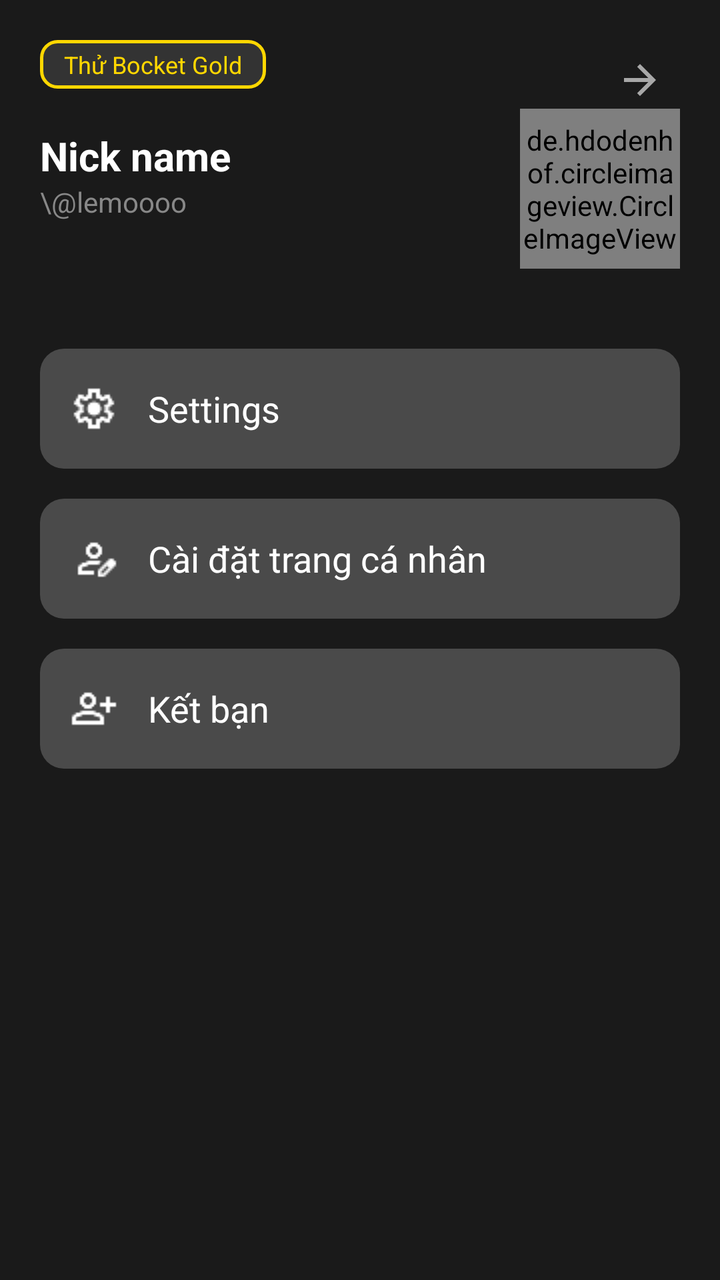
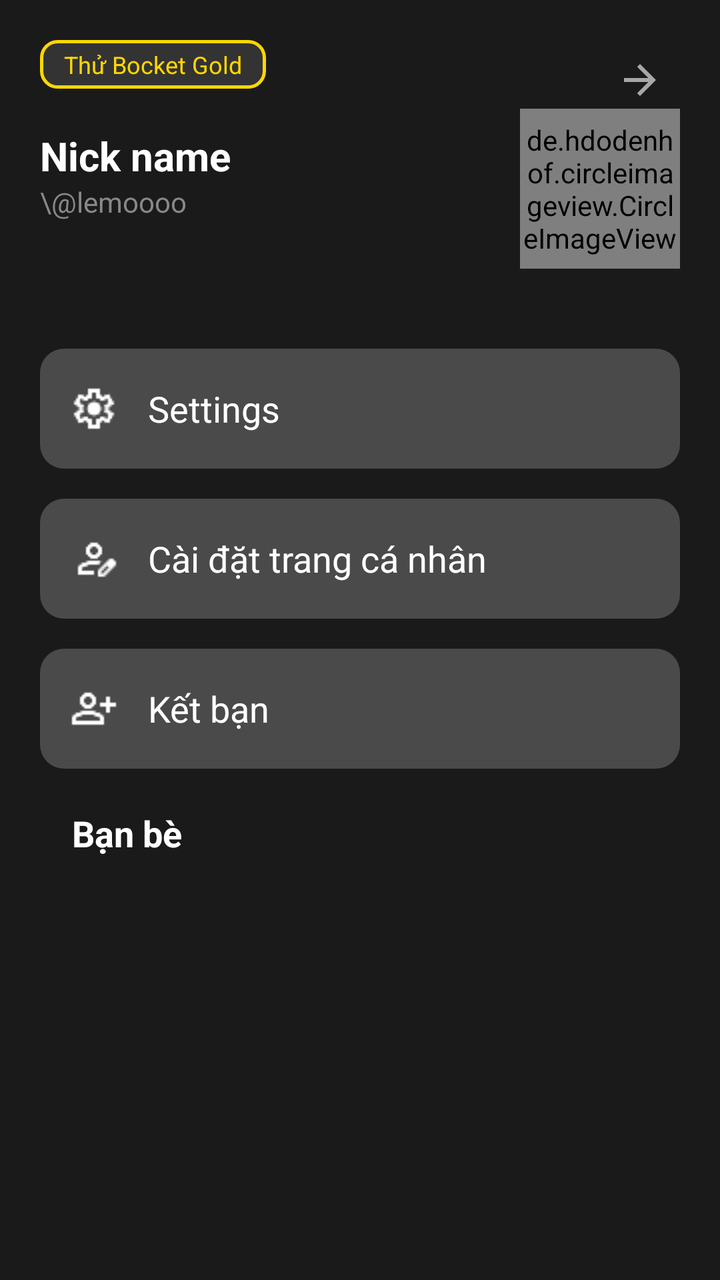

Two renders of the same Android screen: before a commit and after it. Below are the layout's source before the change and the commit's diff.
<!-- AndroidManifest.xml: application theme Theme.Bocket -->
<!-- res/layout/activity_profile.xml -->
<androidx.constraintlayout.widget.ConstraintLayout
    xmlns:android="http://schemas.android.com/apk/res/android"
    xmlns:app="http://schemas.android.com/apk/res-auto"
    xmlns:tools="http://schemas.android.com/tools"
    android:layout_width="match_parent"
    android:layout_height="match_parent"
    android:background="#1A1A1A"
    android:padding="20dp">

    <TextView
        android:id="@+id/tvGoldTag"
        android:layout_width="wrap_content"
        android:layout_height="wrap_content"
        android:background="@drawable/bg_gold_tag"
        android:paddingHorizontal="12dp"
        android:paddingVertical="4dp"
        android:text="Thử Bocket Gold"
        android:textColor="#FFD700"
        android:textSize="12sp"
        app:layout_constraintStart_toStartOf="parent"
        app:layout_constraintTop_toTopOf="parent" />

    <ImageButton
        android:id="@+id/btnBack"
        android:layout_width="40dp"
        android:layout_height="40dp"
        android:src="@drawable/ic_back"
        android:background="?attr/selectableItemBackgroundBorderless"
        android:scaleType="centerInside"
        android:padding="8dp"
        app:layout_constraintEnd_toEndOf="parent"
        app:layout_constraintTop_toTopOf="parent"
        app:tint="#A8A8A8" />

    <LinearLayout
        android:layout_width="wrap_content"
        android:layout_height="wrap_content"
        android:orientation="vertical"
        android:layout_marginTop="20dp"
        app:layout_constraintStart_toStartOf="parent"
        app:layout_constraintTop_toBottomOf="@id/tvGoldTag">

        <TextView
            android:id="@+id/tvProfileNickname"
            android:layout_width="wrap_content"
            android:layout_height="wrap_content"
            android:text="Nick name"
            android:textColor="#FFFFFF"
            android:textSize="20sp"
            android:textStyle="bold" />

        <TextView
            android:id="@+id/tvProfileUsername"
            android:layout_width="wrap_content"
            android:layout_height="wrap_content"
            android:text="\@lemoooo"
            android:textColor="#888888"
            android:textSize="14sp" />
    </LinearLayout>

    <de.hdodenhof.circleimageview.CircleImageView
        android:id="@+id/ivProfileAvatar"
        android:layout_width="80dp"
        android:layout_height="80dp"
        android:src="@drawable/ic_avatar_placeholder"
        app:civ_border_color="#FFD700"
        app:civ_border_width="3dp"
        app:layout_constraintEnd_toEndOf="parent"
        app:layout_constraintTop_toBottomOf="@id/tvGoldTag"
        android:layout_marginTop="10dp"
        tools:ignore="MissingClass" />

    <LinearLayout
        android:layout_width="match_parent"
        android:layout_height="wrap_content"
        android:layout_marginTop="40dp"
        android:orientation="vertical"
        app:layout_constraintTop_toBottomOf="@id/ivProfileAvatar">

        <LinearLayout
            android:id="@+id/btn_open_settings"
            android:layout_width="match_parent"
            android:layout_height="60dp"
            android:background="@drawable/bg_menu_item"
            android:gravity="center_vertical"
            android:paddingHorizontal="15dp"
            android:layout_marginBottom="15dp">
            <ImageView
                android:layout_width="24dp"
                android:layout_height="24dp"
                android:src="@drawable/ic_settings"
                app:tint="#FFFFFF" />
            <TextView
                android:layout_width="wrap_content"
                android:layout_height="wrap_content"
                android:layout_marginStart="15dp"
                android:text="Settings"
                android:textColor="#FFFFFF"
                android:textSize="18sp" />
        </LinearLayout>

        <LinearLayout
            android:id="@+id/btn_open_edit_profile"
            android:layout_width="match_parent"
            android:layout_height="60dp"
            android:background="@drawable/bg_menu_item"
            android:gravity="center_vertical"
            android:paddingHorizontal="15dp"
            android:layout_marginBottom="15dp">
            <ImageView
                android:layout_width="24dp"
                android:layout_height="24dp"
                android:src="@drawable/ic_person_edit"
                app:tint="#FFFFFF" />
            <TextView
                android:layout_width="wrap_content"
                android:layout_height="wrap_content"
                android:layout_marginStart="15dp"
                android:text="Cài đặt trang cá nhân"
                android:textColor="#FFFFFF"
                android:textSize="18sp" />
        </LinearLayout>

        <LinearLayout
            android:id="@+id/btnAddFriendAction"
            android:layout_width="match_parent"
            android:layout_height="60dp"
            android:background="@drawable/bg_menu_item"
            android:gravity="center_vertical"
            android:paddingHorizontal="15dp">
            <ImageView
                android:layout_width="24dp"
                android:layout_height="24dp"
                android:src="@drawable/ic_person_add"
                app:tint="#FFFFFF" />
            <TextView
                android:layout_width="wrap_content"
                android:layout_height="wrap_content"
                android:layout_marginStart="15dp"
                android:text="Kết bạn"
                android:textColor="#FFFFFF"
                android:textSize="18sp" />
        </LinearLayout>
    </LinearLayout>

</androidx.constraintlayout.widget.ConstraintLayout>
<!-- resources referenced by this layout -->
<resources>
  <!-- drawable bg_gold_tag (drawable) -->
  <shape xmlns:android="http://schemas.android.com/apk/res/android">
      <stroke android:width="1.5dp" android:color="#FFD700"/> <solid android:color="#333333"/>
      <corners android:radius="8dp"/>
  </shape>
  <!-- drawable bg_menu_item (drawable) -->
  <shape xmlns:android="http://schemas.android.com/apk/res/android">
      <solid android:color="#4A4A4A"/> <corners android:radius="12dp"/>
  </shape>
  <!-- drawable ic_avatar_placeholder (drawable) -->
  <?xml version="1.0" encoding="utf-8"?>
  <vector xmlns:android="http://schemas.android.com/apk/res/android"
      android:width="50dp"
      android:height="50dp"
      android:viewportWidth="50"
      android:viewportHeight="50">
  
      <path
          android:fillColor="#555555"
          android:pathData="M25,25m-25,0a25,25 0,1 1,50 0a25,25 0,1 1,-50 0" />
  
      <path
          android:fillColor="#DDDDDD"
          android:pathData="M20.8,18a4,4 0,1 1,8 0a4,4 0,1 1,-8 0" />
  
      <path
          android:fillColor="#DDDDDD"
          android:pathData="M16.5,33a8.5,8.5 0,0 1,17 0v1h-17z" />
  
  </vector>
  <!-- drawable ic_back (drawable) -->
  <?xml version="1.0" encoding="utf-8"?>
  <vector xmlns:android="http://schemas.android.com/apk/res/android"
      android:width="24dp"
      android:height="24dp"
      android:viewportWidth="24"
      android:viewportHeight="24">
  
      <group
          android:pivotX="12"
          android:pivotY="12"
          android:rotation="180">
          <path
              android:fillColor="#FFFFFF"
              android:pathData="M20,11H7.83l5.59,-5.59L12,4l-8,8 8,8 1.41,-1.41L7.83,13H20v-2z"/>
      </group>
  </vector>
  <!-- drawable ic_person_add: png bitmap (drawable, 464 bytes) -->
  <!-- drawable ic_person_edit: png bitmap (drawable, 508 bytes) -->
  <!-- drawable ic_settings: png bitmap (drawable, 769 bytes) -->
  <style name="Theme.Bocket" parent="Base.Theme.Bocket" />
  <style name="Base.Theme.Bocket" parent="Theme.Material3.DayNight.NoActionBar">
          
          
      </style>
</resources>

<!-- the commit's change to res/layout/activity_profile.xml (unified diff, before → after) -->
@@ -141,6 +141,29 @@
                 android:textColor="#FFFFFF"
                 android:textSize="18sp" />
         </LinearLayout>
+
+        <TextView
+            android:id="@+id/tvFriendsTitle"
+            android:layout_width="wrap_content"
+            android:layout_height="wrap_content"
+            android:text="Bạn bè"
+            android:textSize="18sp"
+            android:textStyle="bold"
+            android:textColor="#ffffff"
+            android:layout_marginTop="20dp"
+            android:layout_marginStart="16dp"
+            android:alpha="1.0"/>
+
+        <androidx.recyclerview.widget.RecyclerView
+            android:id="@+id/rvProfileFriendsList"
+            android:layout_width="match_parent"
+            android:layout_height="wrap_content"
+            android:layout_marginTop="10dp"
+            android:paddingStart="16dp"
+            android:paddingEnd="16dp"
+            android:nestedScrollingEnabled="false"/>
     </LinearLayout>
 
+
+
 </androidx.constraintlayout.widget.ConstraintLayout>
